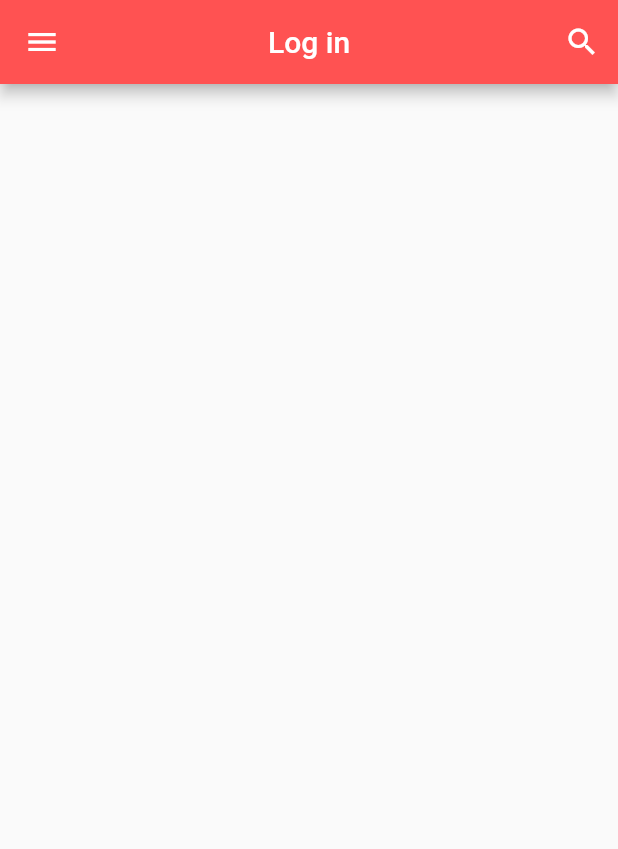
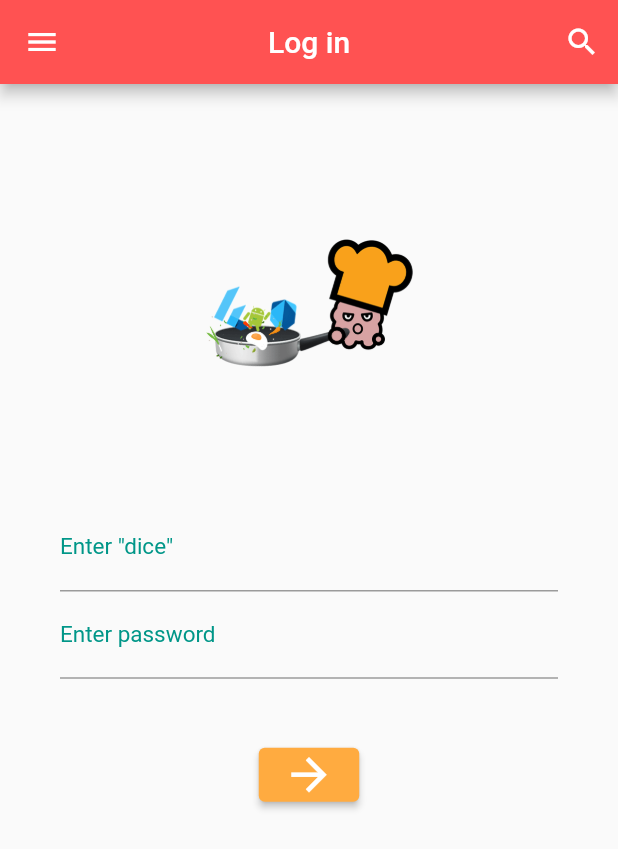
Before and after one commit to semanticsgap/dice, a Flutter app: the screen it shows after launch, on a phone screen of 412 x 824 dp. Shown: the top 849 px of the screen. Run offline on Flutter 3.47's test engine with Material 2 defaults, Android fonts, the phone set to English and light mode, and no system bars.

Commit message:
로그인 페이지 생성

```diff
--- /dev/null
+++ b/lib/dice.dart
@@ -0,0 +1,27 @@
+import 'package:flutter/material.dart';
+
+class Dice extends StatefulWidget {
+  const Dice({super.key});
+
+  @override
+  State<Dice> createState() => _DiceState();
+}
+
+class _DiceState extends State<Dice> {
+  @override
+  Widget build(BuildContext context) {
+    return MaterialApp(
+        debugShowCheckedModeBanner: false,
+        theme: ThemeData(primarySwatch: Colors.red),
+        title: 'dice app',
+        home: Scaffold(
+          appBar: AppBar(
+            title: const Text('Dice'),
+            centerTitle: true,
+          ),
+          body: const Center(
+            child: Text('dice game page'),
+          ),
+        ));
+  }
+}
--- a/lib/main.dart
+++ b/lib/main.dart
@@ -1,4 +1,5 @@
 import 'package:flutter/material.dart';
+import 'dice.dart';
 
 void main() {
   runApp(const MyApp());
@@ -17,8 +18,16 @@ class MyApp extends StatelessWidget {
   }
 }
 
-class LogIn extends StatelessWidget {
+class LogIn extends StatefulWidget {
   const LogIn({super.key});
+
+  @override
+  State<LogIn> createState() => _LogInState();
+}
+
+class _LogInState extends State<LogIn> {
+  TextEditingController controller1 = TextEditingController();
+  TextEditingController controller2 = TextEditingController();
 
   @override
   Widget build(BuildContext context) {
@@ -33,6 +42,79 @@ class LogIn extends StatelessWidget {
         ),
         actions: [IconButton(onPressed: () {}, icon: const Icon(Icons.search))],
       ),
+      body: SingleChildScrollView(
+        child: Column(children: [
+          const Padding(padding: EdgeInsets.only(top: 50)),
+          const Center(
+            child: Image(
+              image: AssetImage('image/chef.gif'),
+              width: 170.0,
+              height: 190.0,
+            ),
+          ),
+          Form(
+              child: Theme(
+            data: ThemeData(
+                primaryColor: Colors.teal,
+                inputDecorationTheme: const InputDecorationTheme(
+                    labelStyle: TextStyle(color: Colors.teal, fontSize: 15.0))),
+            child: Container(
+              padding: const EdgeInsets.all(40.0),
+              child: Column(children: [
+                TextField(
+                  controller: controller1,
+                  decoration: const InputDecoration(labelText: 'Enter "dice"'),
+                  keyboardType: TextInputType.emailAddress,
+                ),
+                TextField(
+                  controller: controller2,
+                  decoration:
+                      const InputDecoration(labelText: 'Enter password'),
+                  keyboardType: TextInputType.text,
+                  obscureText: true,
+                ),
+                const SizedBox(
+                  height: 40.0,
+                ),
+                ButtonTheme(
+                    minWidth: 100.0,
+                    height: 50.0,
+                    child: ElevatedButton(
+                      style: ButtonStyle(
+                        backgroundColor:
+                            MaterialStateProperty.all(Colors.orangeAccent),
+                      ),
+                      onPressed: () {
+                        if (controller1.text == 'dice' &&
+                            controller2.text == '1234') {
+                          Navigator.push(
+                              context,
+                              MaterialPageRoute(
+                                  builder: (BuildContext context) =>
+                                      const Dice()));
+                        } else {
+                          ScaffoldMessenger.of(context)
+                              .showSnackBar(const SnackBar(
+                            content: Text(
+                              '로그인 정보를 확인하세요',
+                              textAlign: TextAlign.center,
+                            ),
+                            duration: Duration(seconds: 2),
+                            backgroundColor: Colors.blue,
+                          ));
+                        }
+                      },
+                      child: const Icon(
+                        Icons.arrow_forward,
+                        color: Colors.white,
+                        size: 35.0,
+                      ),
+                    ))
+              ]),
+            ),
+          ))
+        ]),
+      ),
     );
   }
 }
--- a/pubspec.yaml
+++ b/pubspec.yaml
@@ -59,8 +59,8 @@ flutter:
   uses-material-design: true
 
   # To add assets to your application, add an assets section, like this:
-  # assets:
-  #   - images/a_dot_burr.jpeg
+  assets:
+    - image/
   #   - images/a_dot_ham.jpeg
 
   # An image asset can refer to one or more resolution-specific "variants", see
```
Also changed, not shown: image/chef.gif (added), image/dice1.png (added), image/dice2.png (added), image/dice3.png (added), image/dice4.png (added), image/dice5.png (added), image/dice6.png (added).
